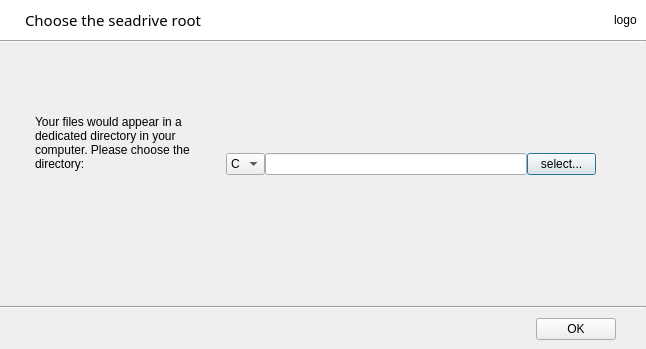
The window that ui/seadrive-root-dialog.ui (haiwen/seadrive-gui) describes before a commit, drawn with Qt 5.
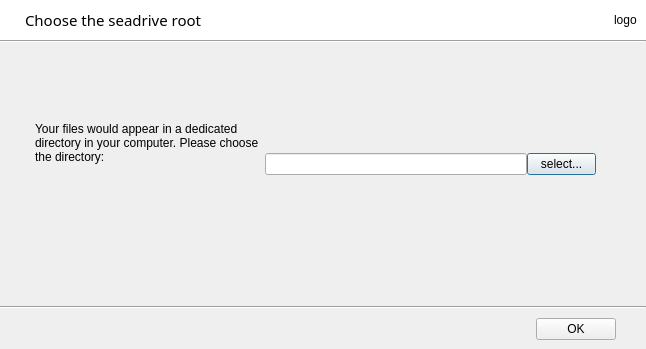
The same window after the commit.

Commit message: donot use diskletter in select seadrive root dialog

```diff
--- a/ui/seadrive-root-dialog.ui
+++ b/ui/seadrive-root-dialog.ui
@@ -185,39 +185,6 @@
        </item>
        <item>
         <layout class="QHBoxLayout" name="horizontalLayout_4">
-         <item>
-          <widget class="QComboBox" name="mDiskLetter">
-           <property name="currentText">
-            <string notr="true">C</string>
-           </property>
-           <property name="sizeAdjustPolicy">
-            <enum>QComboBox::AdjustToContents</enum>
-           </property>
-           <item>
-            <property name="text">
-             <string notr="true">C</string>
-            </property>
-           </item>
-           <item>
-            <property name="text">
-             <string notr="true">X</string>
-            </property>
-           </item>
-          </widget>
-         </item>
-         <item>
-          <spacer name="horizontalSpacer_2">
-           <property name="orientation">
-            <enum>Qt::Horizontal</enum>
-           </property>
-           <property name="sizeHint" stdset="0">
-            <size>
-             <width>40</width>
-             <height>20</height>
-            </size>
-           </property>
-          </spacer>
-         </item>
          <item>
           <widget class="QLineEdit" name="mCacheDirLineEdit">
            <property name="minimumSize">
```
Left out of the diff: 2 changed lines with no effect on the pictures. The commit also changes 8 other files.
